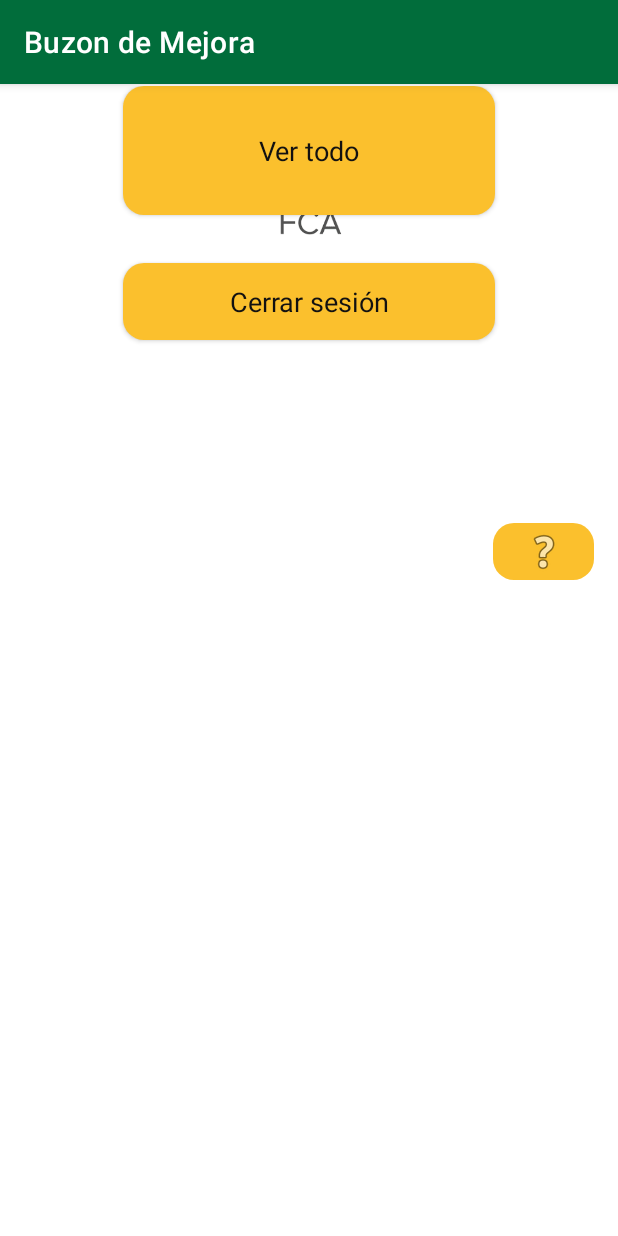
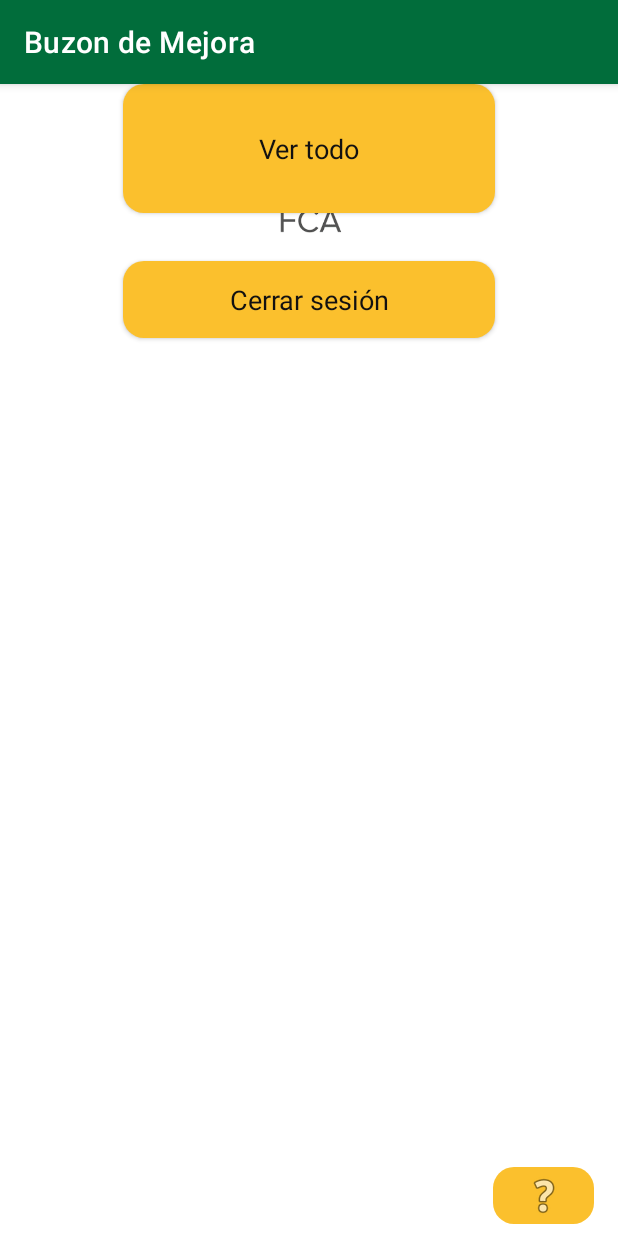
Before and after one commit to susanamb/BuzonMejora_FCA, an Android app: the MenuAdmin screen opened directly, with no data from a screen before it, on a phone screen of 412 x 824 dp. Run offline under Robolectric (Android 15) with nearby library versions, the phone set to English and light mode, and no system bars; our stand-ins replace Firebase (no records; nobody signed in at launch, a user with empty details on screens opened directly).

Commit message:
merge filters n views

```diff
--- a/app/src/main/AndroidManifest.xml
+++ b/app/src/main/AndroidManifest.xml
@@ -23,11 +23,13 @@
         <activity android:name=".Form1"
             android:screenOrientation="portrait"/>
         <activity android:name=".FolioView"
+            android:launchMode="singleTask"
             android:screenOrientation="portrait"/>
         <activity
             android:name=".ActivityMenu1"
             android:parentActivityName=".MainActivity" />
         <activity android:name=".MainActivity"
+            android:launchMode="singleTask"
             android:screenOrientation="portrait"
             />
         <activity
--- a/app/src/main/java/com/example/buzonfca/FolioView.kt
+++ b/app/src/main/java/com/example/buzonfca/FolioView.kt
@@ -1,5 +1,8 @@
 package com.example.buzonfca
 
+import android.content.ClipData
+import android.content.ClipboardManager
+import android.content.Context
 import android.content.Intent
 import androidx.appcompat.app.AppCompatActivity
 import android.os.Bundle
--- a/app/src/main/res/layout/activity_form1.xml
+++ b/app/src/main/res/layout/activity_form1.xml
@@ -49,7 +49,7 @@
             android:layout_height="88dp"
             android:layout_marginStart="67dp"
             android:layout_marginLeft="67dp"
-            android:layout_marginTop="16dp"
+            android:layout_marginTop="15dp"
             android:layout_marginEnd="67dp"
             android:layout_marginRight="67dp"
             app:layout_constraintEnd_toEndOf="parent"
--- a/app/src/main/res/layout/activity_menu_admin.xml
+++ b/app/src/main/res/layout/activity_menu_admin.xml
@@ -1,10 +1,15 @@
 <?xml version="1.0" encoding="utf-8"?>
-<ScrollView xmlns:android="http://schemas.android.com/apk/res/android"
+<androidx.constraintlayout.widget.ConstraintLayout
+    xmlns:android="http://schemas.android.com/apk/res/android"
     xmlns:app="http://schemas.android.com/apk/res-auto"
     xmlns:tools="http://schemas.android.com/tools"
     android:layout_width="match_parent"
     android:layout_height="match_parent"
-    android:layout_marginTop="1dp"
+    tools:context=".MenuAdmin"
+    >?
+    <ScrollView
+        android:layout_width="match_parent"
+        android:layout_height="match_parent"
         tools:context=".MenuAdmin">
 
         <androidx.constraintlayout.widget.ConstraintLayout
@@ -46,12 +51,12 @@
                 android:textSize="18sp"
                 app:backgroundTint="#fbc02d"
                 app:layout_constraintEnd_toEndOf="parent"
-            app:layout_constraintHorizontal_bias="0.0"
+                app:layout_constraintHorizontal_bias="1.0"
                 app:layout_constraintLeft_toLeftOf="parent"
                 app:layout_constraintRight_toRightOf="parent"
                 app:layout_constraintStart_toStartOf="parent"
                 tools:ignore="MissingConstraints,OnClick"
-            tools:layout_editor_absoluteY="317dp" />
+                tools:layout_editor_absoluteY="240dp" />
 
             <Button
                 android:id="@+id/logoutbtn"
@@ -63,7 +68,7 @@
                 android:layout_marginEnd="82dp"
 
                 android:layout_marginRight="82dp"
-            android:layout_marginBottom="122dp"
+                android:layout_marginBottom="83dp"
                 android:background="@drawable/boton_redondo"
                 android:onClick="onTap"
                 android:text="Cerrar sesión"
@@ -71,29 +76,16 @@
                 android:textColor="#121111"
                 android:textSize="18sp"
                 app:backgroundTint="#fbc02d"
-            app:layout_constraintBottom_toTopOf="@+id/imageButton2"
+                app:layout_constraintBottom_toBottomOf="parent"
                 app:layout_constraintEnd_toEndOf="parent"
                 app:layout_constraintHorizontal_bias="0.0"
                 app:layout_constraintLeft_toLeftOf="parent"
                 app:layout_constraintRight_toRightOf="parent"
                 app:layout_constraintStart_toStartOf="parent"
                 app:layout_constraintTop_toBottomOf="@+id/todobtn"
-            app:layout_constraintVertical_bias="1.0"
                 tools:ignore="OnClick" />
 
-        <ImageButton
-            android:id="@+id/imageButton2"
-            android:layout_width="67dp"
-            android:layout_height="38dp"
-            android:layout_marginEnd="8dp"
-            android:layout_marginRight="8dp"
-            android:layout_marginBottom="8dp"
-            android:background="@drawable/boton_redondo"
-            app:layout_constraintBottom_toBottomOf="parent"
-            app:layout_constraintEnd_toEndOf="parent"
-            app:layout_constraintHorizontal_bias="0.976"
-            app:layout_constraintStart_toStartOf="parent"
-            app:srcCompat="@android:drawable/ic_menu_help" />
+
 
             <ImageView
                 android:id="@+id/imageView5"
@@ -108,3 +100,17 @@
 
         </androidx.constraintlayout.widget.ConstraintLayout>
     </ScrollView>
+    <ImageButton
+        android:id="@+id/imageButton2"
+        android:layout_width="67dp"
+        android:layout_height="38dp"
+        android:layout_marginEnd="8dp"
+        android:layout_marginRight="8dp"
+        android:layout_marginBottom="8dp"
+        android:background="@drawable/boton_redondo"
+        app:layout_constraintBottom_toBottomOf="parent"
+        app:layout_constraintEnd_toEndOf="parent"
+        app:layout_constraintHorizontal_bias="0.976"
+        app:layout_constraintStart_toStartOf="parent"
+        app:srcCompat="@android:drawable/ic_menu_help" />
+</androidx.constraintlayout.widget.ConstraintLayout>
```
Also changed, not shown: app/src/main/java/com/example/buzonfca/MainActivity.kt (+7 -1 lines), app/src/main/res/layout/activity_login.xml (+13 -13 lines), app/src/main/res/layout/activity_main.xml (+65 -50 lines), app/src/main/java/com/example/buzonfca/FilteredData.kt (line endings or trailing spaces). Lines whose indentation alone changed are shown as unchanged.
